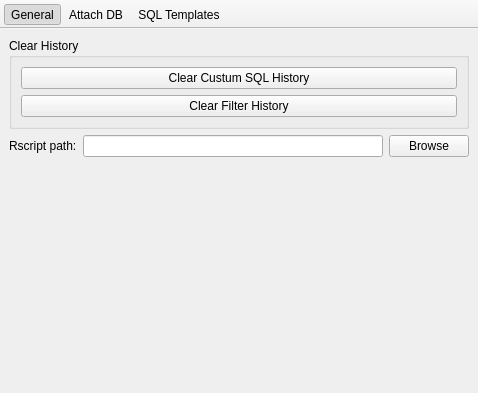
The window that src/preferencewindow.ui (informationsea/Hyokai) describes before a commit, drawn with Qt 5.
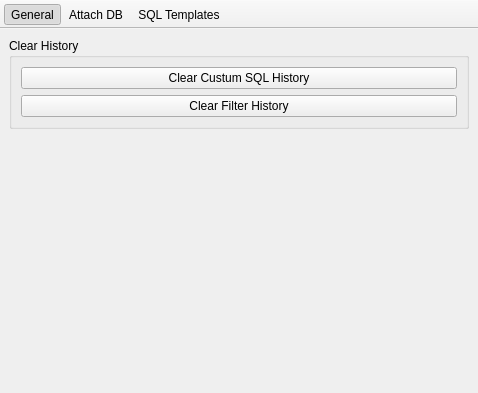
The same window after the commit. Icons and pictures are not drawn.

Commit message: remove Rscript from preference pane

```diff
--- a/src/preferencewindow.ui
+++ b/src/preferencewindow.ui
@@ -51,35 +51,6 @@
           </layout>
          </widget>
         </item>
-        <item>
-         <layout class="QFormLayout" name="formLayout">
-          <item row="0" column="0">
-           <widget class="QLabel" name="label_2">
-            <property name="text">
-             <string>Rscript path:</string>
-            </property>
-           </widget>
-          </item>
-          <item row="0" column="1">
-           <layout class="QHBoxLayout" name="horizontalLayout_3">
-            <item>
-             <widget class="QLineEdit" name="lineRPath">
-              <property name="text">
-               <string/>
-              </property>
-             </widget>
-            </item>
-            <item>
-             <widget class="QPushButton" name="buttonRPath">
-              <property name="text">
-               <string>Browse</string>
-              </property>
-             </widget>
-            </item>
-           </layout>
-          </item>
-         </layout>
-        </item>
         <item>
          <spacer name="verticalSpacer">
           <property name="orientation">
```
Left out of the diff: 33 changed lines with no effect on the pictures. The commit also changes 4 other files.
